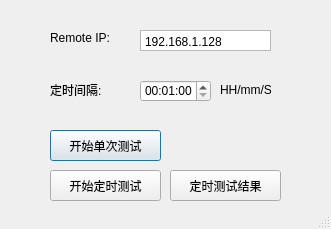
Before: the Qt Designer form ui/testermain.ui in watermelonharry/SpeedTester, drawn with Qt 5.
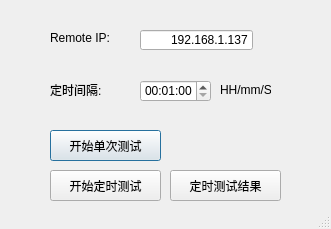
After: the same form once the commit is applied.

```diff
--- a/ui/testermain.ui
+++ b/ui/testermain.ui
@@ -133,42 +133,6 @@
     <string>定时测试结果</string>
    </property>
   </widget>
-  <widget class="QPlainTextEdit" name="remoteIpInput">
-   <property name="geometry">
-    <rect>
-     <x>140</x>
-     <y>30</y>
-     <width>131</width>
-     <height>21</height>
-    </rect>
-   </property>
-   <property name="font">
-    <font>
-     <pointsize>9</pointsize>
-    </font>
-   </property>
-   <property name="layoutDirection">
-    <enum>Qt::RightToLeft</enum>
-   </property>
-   <property name="autoFillBackground">
-    <bool>false</bool>
-   </property>
-   <property name="frameShape">
-    <enum>QFrame::StyledPanel</enum>
-   </property>
-   <property name="verticalScrollBarPolicy">
-    <enum>Qt::ScrollBarAlwaysOff</enum>
-   </property>
-   <property name="horizontalScrollBarPolicy">
-    <enum>Qt::ScrollBarAlwaysOff</enum>
-   </property>
-   <property name="plainText">
-    <string>192.168.1.128</string>
-   </property>
-   <property name="maximumBlockCount">
-    <number>15</number>
-   </property>
-  </widget>
   <widget class="QTimeEdit" name="gapTimeEdit">
    <property name="geometry">
     <rect>
@@ -186,6 +150,25 @@
     </time>
    </property>
   </widget>
+  <widget class="QLineEdit" name="remoteIpInput">
+   <property name="geometry">
+    <rect>
+     <x>140</x>
+     <y>30</y>
+     <width>113</width>
+     <height>20</height>
+    </rect>
+   </property>
+   <property name="text">
+    <string>192.168.1.137</string>
+   </property>
+   <property name="maxLength">
+    <number>15</number>
+   </property>
+   <property name="alignment">
+    <set>Qt::AlignRight|Qt::AlignTrailing|Qt::AlignVCenter</set>
+   </property>
+  </widget>
  </widget>
  <resources/>
  <connections/>
```
